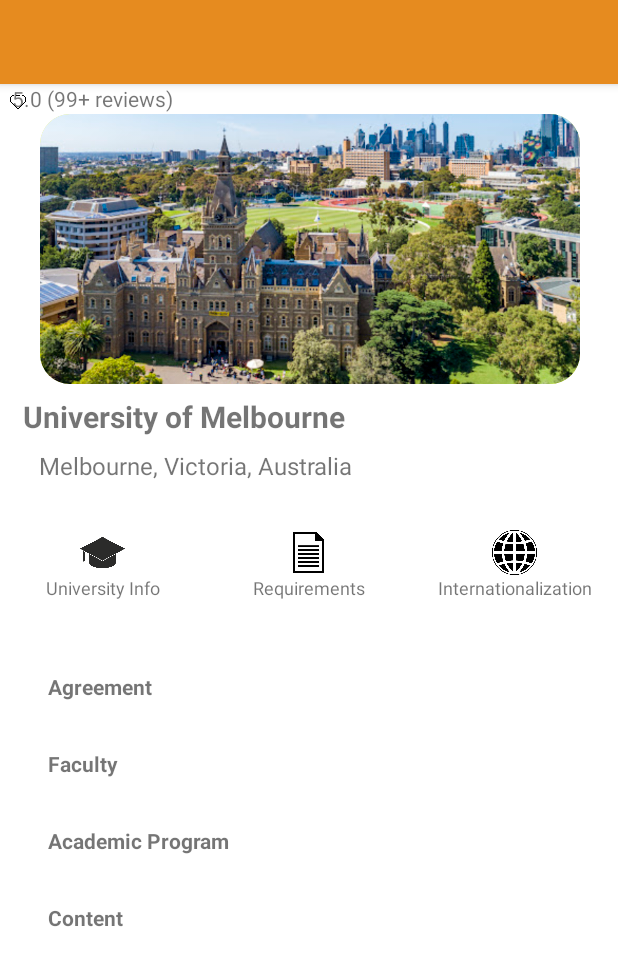
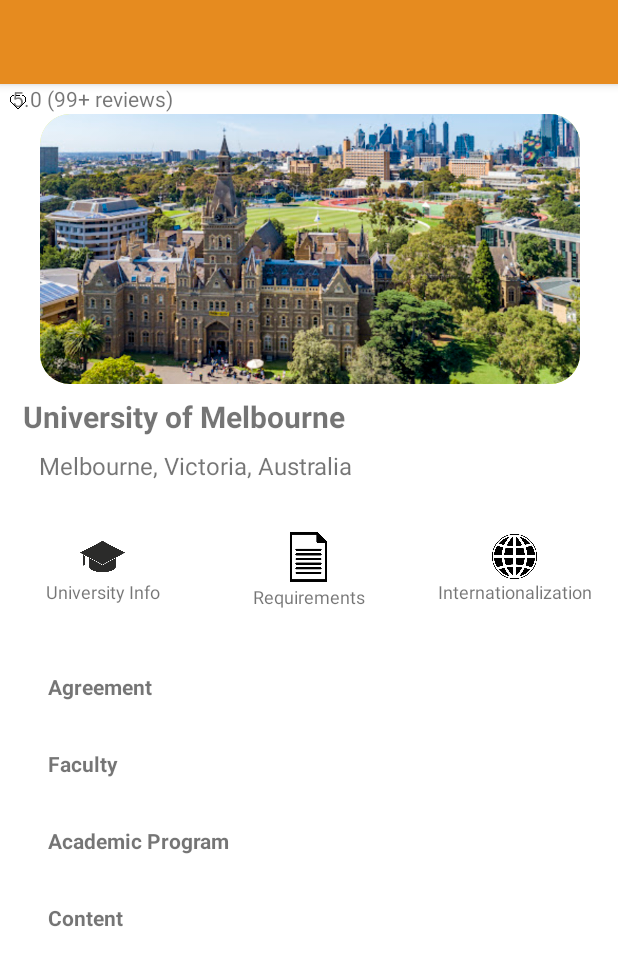
Before and after one commit to ISIS3510-202410-Team14/Kotlin, an Android app: the UniversityActivity screen opened directly, with no data from a screen before it, on a phone screen of 412 x 824 dp. Shown: the top 966 px of the screen. Run offline under Robolectric (Android 15) with nearby library versions, the phone set to English and light mode, and no system bars.

Commit message:
Arreglo func 2

```diff
--- a/app/src/main/java/com/optic/moveon/view/UniversityActivity.kt
+++ b/app/src/main/java/com/optic/moveon/view/UniversityActivity.kt
@@ -5,7 +5,6 @@
 import android.os.Bundle
 import com.google.firebase.analytics.FirebaseAnalytics
 import com.optic.moveon.R
-import com.optic.moveon.databinding.ActivityLoginBinding
 import com.optic.moveon.databinding.ActivityUniversityBinding
 
 class UniversityActivity : AppCompatActivity() {
@@ -18,7 +17,7 @@
 
         binding = ActivityUniversityBinding.inflate(layoutInflater)
 
-        setContentView(R.layout.activity_university)
+        setContentView(binding.root)
 
         firebaseAnalytics = FirebaseAnalytics.getInstance(this)
 
--- a/app/src/main/res/layout/activity_university.xml
+++ b/app/src/main/res/layout/activity_university.xml
@@ -101,6 +101,7 @@
         </LinearLayout>
 
         <LinearLayout
+            android:id="@+id/req"
             android:layout_width="0dp"
             android:layout_height="wrap_content"
             android:layout_weight="1"
@@ -111,10 +112,11 @@
             <ImageView
                 android:id="@+id/requirements"
                 android:layout_width="30dp"
-                android:layout_height="30dp"
+                android:layout_height="36dp"
                 android:src="@drawable/doc" />
 
             <TextView
+                android:id="@+id/requirementsText"
                 android:layout_width="wrap_content"
                 android:layout_height="wrap_content"
                 android:text="Requirements"
```
